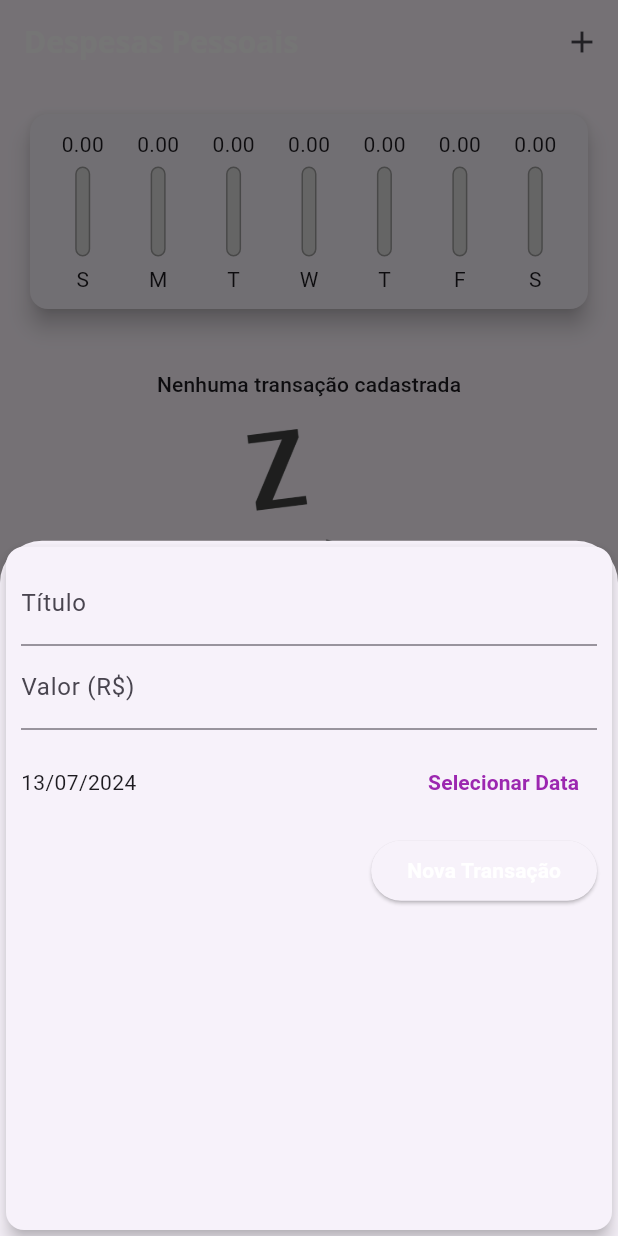
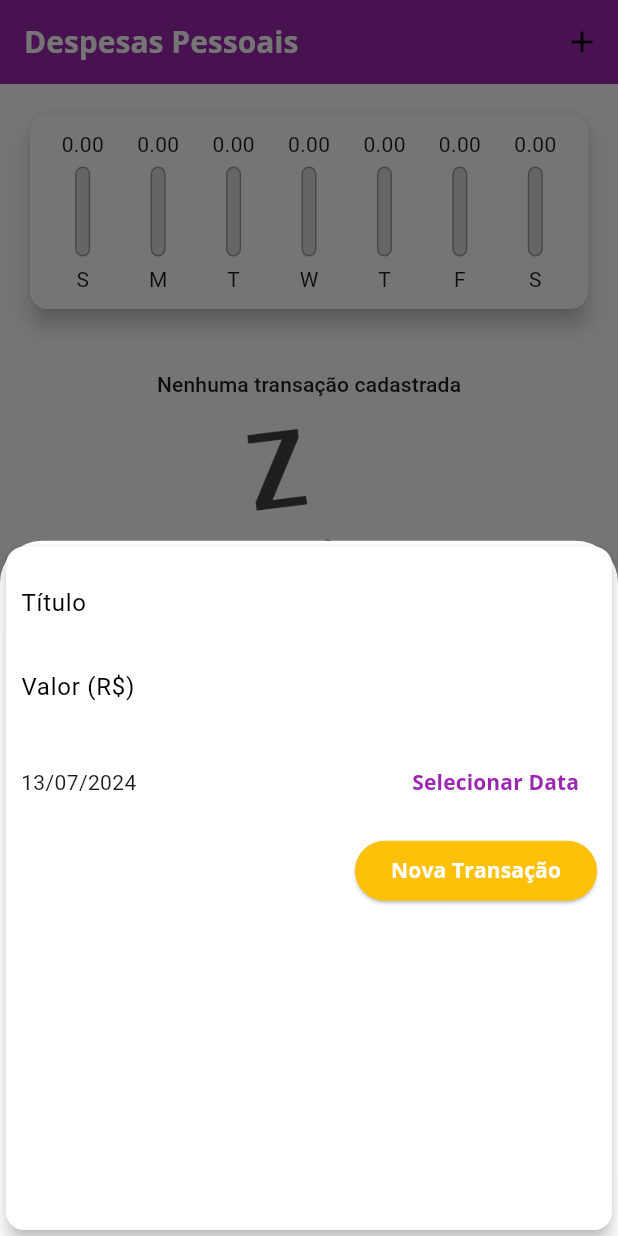
Before and after one commit to alexandreccarmo/despesas_pessoais_flutter, a Flutter app: the screen it shows after launch, after a tap on the "add" icon, on a phone screen of 412 x 824 dp. Run offline on Flutter 3.47's test engine with Material 3 defaults, Android fonts, the light colour scheme and no system bars; missing offline and left inert: dart:ffi.

Commit message:
ajustando layout

```diff
--- a/expenses_flutter/lib/components/transction_form.dart
+++ b/expenses_flutter/lib/components/transction_form.dart
@@ -95,12 +95,10 @@ class _TransactionFormState extends State<TransactionForm> {
               mainAxisAlignment: MainAxisAlignment.end,
               children: <Widget>[
                 ElevatedButton(
-                  child: Text(
-                    'Nova Transação',
-                    style: TextStyle(
-                      color: Theme.of(context).textTheme.labelLarge?.color,
-                    ),
+                  style: ElevatedButton.styleFrom(
+                    foregroundColor: Colors.white, backgroundColor: Colors.amber, // Cor do texto
                   ),
+                  child: const Text('Nova Transação'),
                   onPressed: _submitForm,
                 ),
               ],
--- a/expenses_flutter/lib/main.dart
+++ b/expenses_flutter/lib/main.dart
@@ -9,29 +9,30 @@ main() => runApp(ExpensesApp());
 
 class ExpensesApp extends StatelessWidget {
   ExpensesApp({super.key});
-  final ThemeData tema = ThemeData();
 
   @override
   Widget build(BuildContext context) {
     return MaterialApp(
-      theme: tema.copyWith(
-        colorScheme: tema.colorScheme.copyWith(
-          primary: Colors.purple,
+      theme: ThemeData(
+        primarySwatch: Colors.purple,
+        fontFamily: 'OpenSans',
+        colorScheme: ColorScheme.fromSwatch(primarySwatch: Colors.purple,).copyWith(
           secondary: Colors.amber,
         ),
-        textTheme: tema.textTheme.copyWith(
+        textTheme: ThemeData.light().textTheme.copyWith(
           titleLarge: const TextStyle(
-            fontFamily: 'OpenSans',
             fontSize: 18,
             fontWeight: FontWeight.bold,
             color: Colors.black,
           ),
-          labelLarge: TextStyle(
+          labelLarge: const TextStyle(
+            fontFamily: 'OpenSans',
             color: Colors.white,
             fontWeight: FontWeight.bold,
           ),
         ),
         appBarTheme: const AppBarTheme(
+          backgroundColor: Colors.purple,
           titleTextStyle: TextStyle(
             fontFamily: 'OpenSans',
             fontSize: 20,
@@ -39,7 +40,7 @@ class ExpensesApp extends StatelessWidget {
           ),
         ),
       ),
-      home: MyHomePage(),
+      home: const MyHomePage(),
     );
   }
 }
@@ -98,7 +99,9 @@ class _MyHomePageState extends State<MyHomePage> {
   Widget build(BuildContext context) {
     return Scaffold(
       appBar: AppBar(
-        title: const Text('Despesas Pessoais'),
+        title: const Text(
+          'Despesas Pessoais',
+        ),
         actions: [
           IconButton(
             icon: const Icon(Icons.add),
@@ -116,6 +119,7 @@ class _MyHomePageState extends State<MyHomePage> {
         ),
       ),
       floatingActionButton: FloatingActionButton(
+        backgroundColor: Theme.of(context).colorScheme.secondary,
         child: const Icon(Icons.add),
         onPressed: () => _openTransactionFormModal(context),
       ),
```
